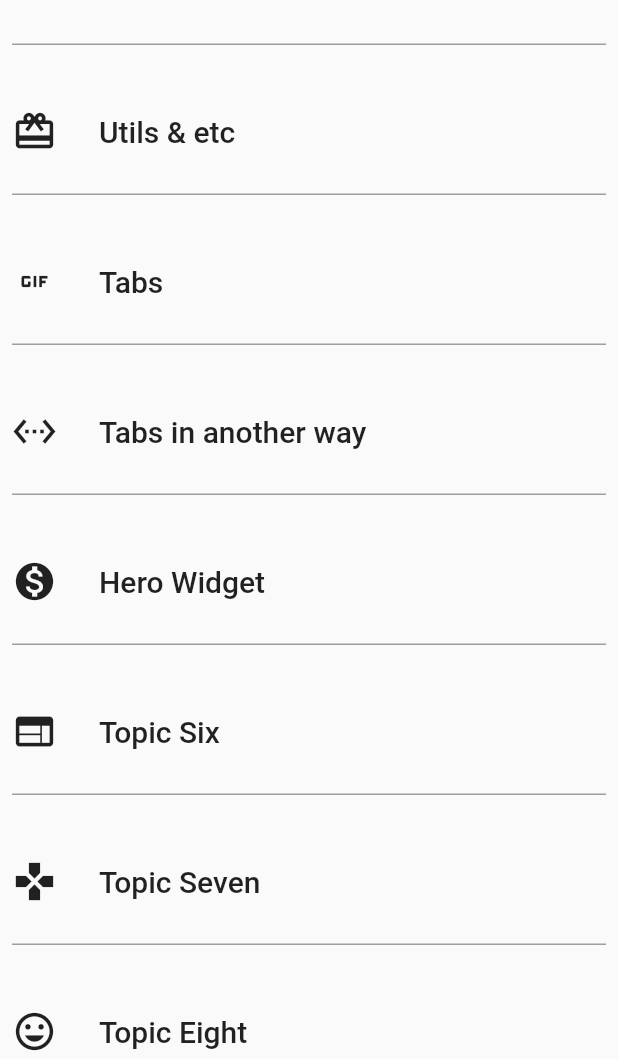
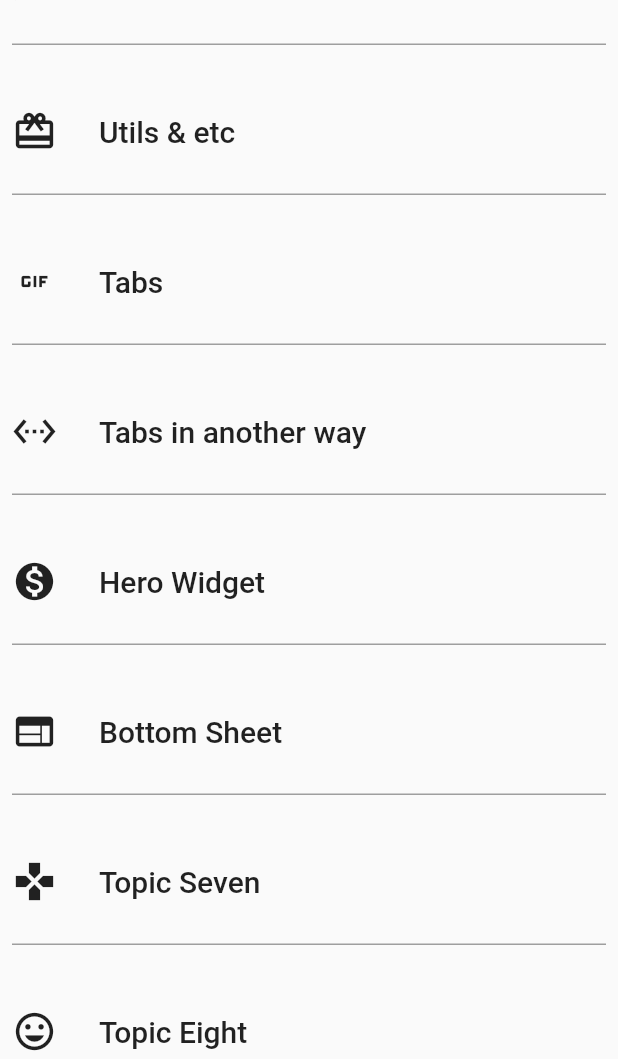
Before and after one commit to newajthevillager/flutter_practise, a Flutter app: the screen it shows after launch, on a phone screen of 412 x 824 dp, the part 177-1236 px from its top. Run offline on Flutter 3.47's test engine with Material 2 defaults, Android fonts, the phone set to English and light mode, and no system bars; our stand-ins replace fluttertoast.

Commit message:
New Screen

```diff
--- a/lib/screens/topics_route.dart
+++ b/lib/screens/topics_route.dart
@@ -9,7 +9,7 @@ class TopicsRoute extends StatelessWidget {
     'Tabs',
     'Tabs in another way',
     'Hero Widget',
-    'Topic Six',
+    'Bottom Sheet',
     'Topic Seven',
     'Topic Eight'
   ];
--- a/lib/single_row_topics.dart
+++ b/lib/single_row_topics.dart
@@ -1,4 +1,5 @@
 import 'package:flutter/material.dart';
+import 'package:my_flutter_practise/screens/bottom_sheet_screen.dart';
 import 'package:my_flutter_practise/screens/hero_widget_screen.dart';
 import 'package:my_flutter_practise/screens/routing_nav_drawer.dart';
 import 'package:my_flutter_practise/screens/tab_screen.dart';
@@ -95,6 +96,8 @@ class SingleRowTopics extends StatelessWidget {
           return TabScreenAnotherWay(topicName);
         } else if (topicName == "Hero Widget") {
           return HeroWidgetScreen(topicName);
+        } else if (topicName == "Bottom Sheet"){
+          return BottomSheetScreen(topicName);
         }
       }
     ));
```
